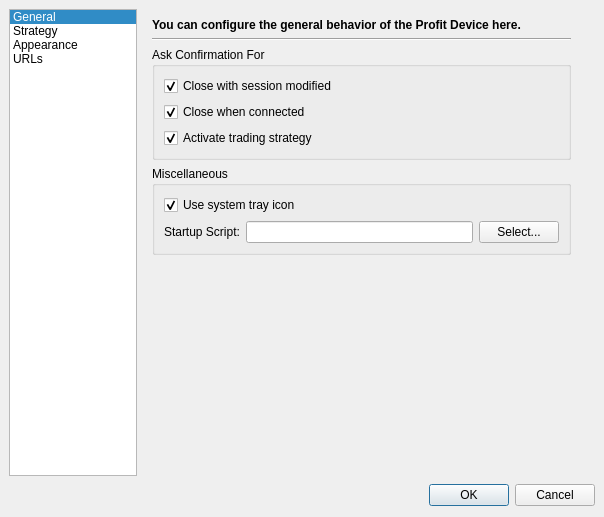
Above: profit/widgets/ui_settingsdialog.ui from hpsilva/profitpy before the change. Below: the same form after it.
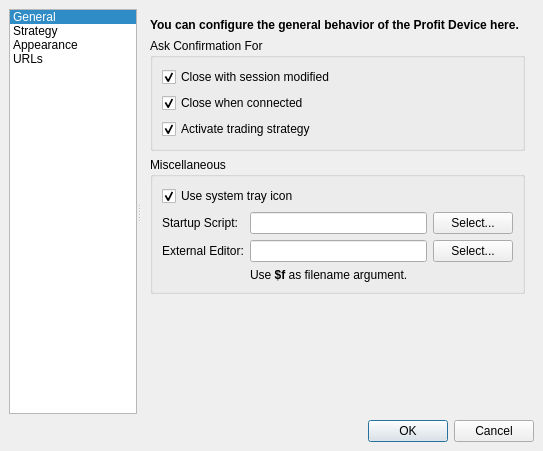
That is the form after the change. Icons and pictures are not drawn.

Commit message: Various fixes and enhancements to callableselect widget.  Integrated strategy designer action with strategy settings.  Added external editor configuration item to settings dialog.

The edit to the form file:
```diff
--- a/profit/widgets/ui_settingsdialog.ui
+++ b/profit/widgets/ui_settingsdialog.ui
@@ -5,8 +5,8 @@
    <rect>
     <x>0</x>
     <y>0</y>
-    <width>604</width>
-    <height>517</height>
+    <width>543</width>
+    <height>451</height>
    </rect>
   </property>
   <property name="windowTitle" >
@@ -15,31 +15,97 @@
   <property name="windowIcon" >
    <iconset resource="profit.qrc" >:/images/icons/blockdevice.png</iconset>
   </property>
-  <widget class="QDialogButtonBox" name="buttonBox" >
-   <property name="geometry" >
-    <rect>
-     <x>9</x>
-     <y>482</y>
-     <width>586</width>
-     <height>26</height>
-    </rect>
+  <layout class="QVBoxLayout" >
+   <property name="margin" >
+    <number>9</number>
    </property>
+   <property name="spacing" >
+    <number>6</number>
+   </property>
+   <item>
+    <widget class="QSplitter" name="splitter" >
    <property name="orientation" >
     <enum>Qt::Horizontal</enum>
    </property>
-   <property name="standardButtons" >
-    <set>QDialogButtonBox::Cancel|QDialogButtonBox::NoButton|QDialogButtonBox::Ok</set>
-   </property>
+     <widget class="QListWidget" name="sectionList" >
+      <property name="sizePolicy" >
+       <sizepolicy>
+        <hsizetype>1</hsizetype>
+        <vsizetype>7</vsizetype>
+        <horstretch>0</horstretch>
+        <verstretch>0</verstretch>
+       </sizepolicy>
+      </property>
+      <property name="minimumSize" >
+       <size>
+        <width>128</width>
+        <height>0</height>
+       </size>
+      </property>
+      <property name="maximumSize" >
+       <size>
+        <width>128</width>
+        <height>16777215</height>
+       </size>
+      </property>
+      <property name="focusPolicy" >
+       <enum>Qt::NoFocus</enum>
+      </property>
+      <property name="verticalScrollBarPolicy" >
+       <enum>Qt::ScrollBarAlwaysOff</enum>
+      </property>
+      <property name="horizontalScrollBarPolicy" >
+       <enum>Qt::ScrollBarAlwaysOff</enum>
+      </property>
+      <property name="iconSize" >
+       <size>
+        <width>32</width>
+        <height>32</height>
+       </size>
+      </property>
+      <property name="spacing" >
+       <number>2</number>
+      </property>
+      <property name="viewMode" >
+       <enum>QListView::ListMode</enum>
+      </property>
+      <property name="currentRow" >
+       <number>0</number>
+      </property>
+      <item>
+       <property name="text" >
+        <string>General</string>
+       </property>
+       <property name="icon" >
+        <iconset resource="profit.qrc" >:/images/icons/kcontrol.png</iconset>
+       </property>
+      </item>
+      <item>
+       <property name="text" >
+        <string>Strategy</string>
+       </property>
+       <property name="icon" >
+        <iconset resource="profit.qrc" >:/images/icons/package_system.png</iconset>
+       </property>
+      </item>
+      <item>
+       <property name="text" >
+        <string>Appearance</string>
+       </property>
+       <property name="icon" >
+        <iconset resource="profit.qrc" >:/images/icons/looknfeel.png</iconset>
+       </property>
+      </item>
+      <item>
+       <property name="text" >
+        <string>URLs</string>
+       </property>
+       <property name="icon" >
+        <iconset resource="profit.qrc" >:/images/icons/www.png</iconset>
+       </property>
+      </item>
   </widget>
   <widget class="QStackedWidget" name="sectionStack" >
-   <property name="geometry" >
-    <rect>
-     <x>143</x>
-     <y>9</y>
-     <width>437</width>
-     <height>373</height>
-    </rect>
-   </property>
    <property name="currentIndex" >
     <number>0</number>
    </property>
@@ -61,13 +127,6 @@
        </property>
       </widget>
      </item>
-     <item>
-      <widget class="Line" name="line" >
-       <property name="orientation" >
-        <enum>Qt::Horizontal</enum>
-       </property>
-      </widget>
-     </item>
      <item>
       <widget class="QGroupBox" name="groupBox" >
        <property name="title" >
@@ -142,30 +201,54 @@
          </widget>
         </item>
         <item>
-         <layout class="QHBoxLayout" >
+            <layout class="QGridLayout" >
           <property name="margin" >
            <number>0</number>
           </property>
           <property name="spacing" >
            <number>6</number>
           </property>
-          <item>
-           <widget class="QLabel" name="label" >
+             <item row="0" column="0" >
+              <widget class="QLabel" name="" >
             <property name="text" >
              <string>Startup Script:</string>
             </property>
            </widget>
           </item>
-          <item>
+             <item row="1" column="1" >
+              <widget class="QLineEdit" name="externalEditor" />
+             </item>
+             <item row="1" column="0" >
+              <widget class="QLabel" name="" >
+               <property name="text" >
+                <string>External Editor:</string>
+               </property>
+              </widget>
+             </item>
+             <item row="1" column="2" >
+              <widget class="QPushButton" name="selectExternalEditor" >
+               <property name="text" >
+                <string>Select...</string>
+               </property>
+              </widget>
+             </item>
+             <item row="0" column="1" >
            <widget class="QLineEdit" name="startupScript" />
           </item>
-          <item>
+             <item row="0" column="2" >
            <widget class="QPushButton" name="selectStartupScript" >
             <property name="text" >
              <string>Select...</string>
             </property>
            </widget>
           </item>
+             <item row="2" column="1" >
+              <widget class="QLabel" name="" >
+               <property name="text" >
+                <string>Use &lt;b>$f&lt;/b> as filename argument.</string>
+               </property>
+              </widget>
+             </item>
          </layout>
         </item>
        </layout>
@@ -644,92 +727,19 @@
     </layout>
    </widget>
   </widget>
-  <widget class="QListWidget" name="sectionList" >
-   <property name="geometry" >
-    <rect>
-     <x>9</x>
-     <y>9</y>
-     <width>128</width>
-     <height>467</height>
-    </rect>
-   </property>
-   <property name="sizePolicy" >
-    <sizepolicy>
-     <hsizetype>1</hsizetype>
-     <vsizetype>7</vsizetype>
-     <horstretch>0</horstretch>
-     <verstretch>0</verstretch>
-    </sizepolicy>
-   </property>
-   <property name="minimumSize" >
-    <size>
-     <width>128</width>
-     <height>0</height>
-    </size>
-   </property>
-   <property name="maximumSize" >
-    <size>
-     <width>128</width>
-     <height>16777215</height>
-    </size>
-   </property>
-   <property name="focusPolicy" >
-    <enum>Qt::NoFocus</enum>
-   </property>
-   <property name="verticalScrollBarPolicy" >
-    <enum>Qt::ScrollBarAlwaysOff</enum>
-   </property>
-   <property name="horizontalScrollBarPolicy" >
-    <enum>Qt::ScrollBarAlwaysOff</enum>
-   </property>
-   <property name="iconSize" >
-    <size>
-     <width>32</width>
-     <height>32</height>
-    </size>
-   </property>
-   <property name="spacing" >
-    <number>2</number>
-   </property>
-   <property name="viewMode" >
-    <enum>QListView::ListMode</enum>
-   </property>
-   <property name="currentRow" >
-    <number>0</number>
-   </property>
-   <item>
-    <property name="text" >
-     <string>General</string>
-    </property>
-    <property name="icon" >
-     <iconset resource="profit.qrc" >:/images/icons/kcontrol.png</iconset>
-    </property>
+    </widget>
    </item>
    <item>
-    <property name="text" >
-     <string>Strategy</string>
-    </property>
-    <property name="icon" >
-     <iconset resource="profit.qrc" >:/images/icons/package_system.png</iconset>
-    </property>
-   </item>
-   <item>
-    <property name="text" >
-     <string>Appearance</string>
-    </property>
-    <property name="icon" >
-     <iconset resource="profit.qrc" >:/images/icons/looknfeel.png</iconset>
-    </property>
-   </item>
-   <item>
-    <property name="text" >
-     <string>URLs</string>
-    </property>
-    <property name="icon" >
-     <iconset resource="profit.qrc" >:/images/icons/www.png</iconset>
-    </property>
-   </item>
-  </widget>
+    <widget class="QDialogButtonBox" name="buttonBox" >
+     <property name="orientation" >
+      <enum>Qt::Horizontal</enum>
+     </property>
+     <property name="standardButtons" >
+      <set>QDialogButtonBox::Cancel|QDialogButtonBox::NoButton|QDialogButtonBox::Ok</set>
+     </property>
+    </widget>
+   </item>
+  </layout>
  </widget>
  <tabstops>
   <tabstop>confirmCloseWhenModified</tabstop>
```
Left out of the diff: 34 changed lines with no effect on the pictures. Lines whose indentation alone changed are shown as unchanged. The commit also changes 6 other files.
